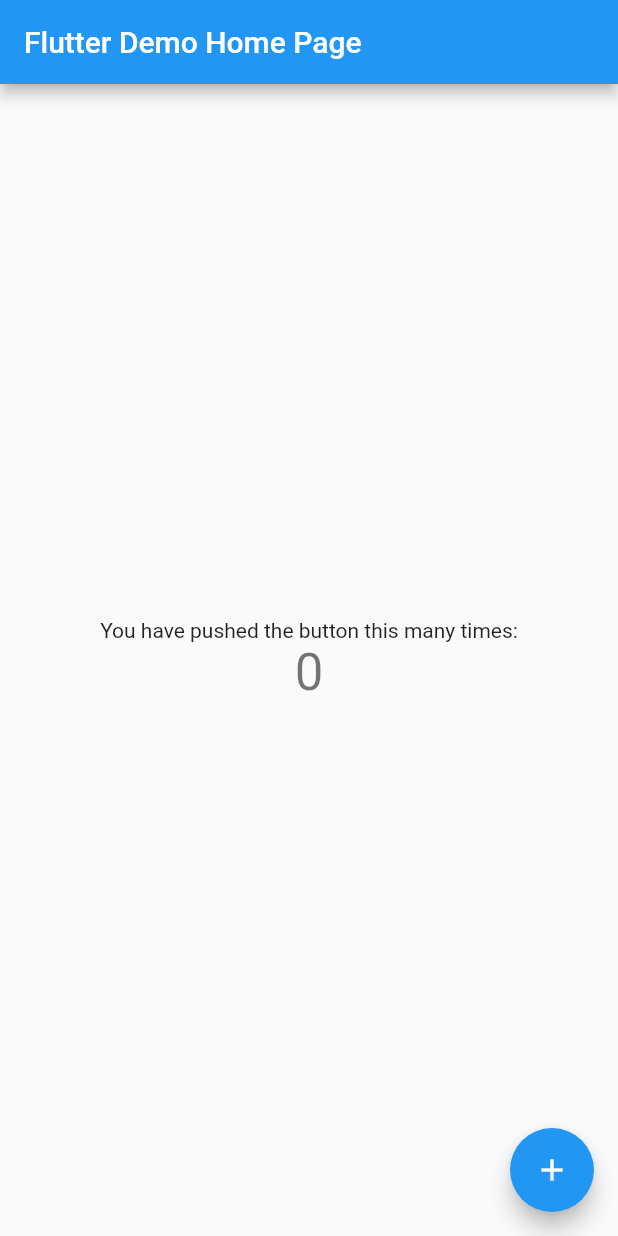
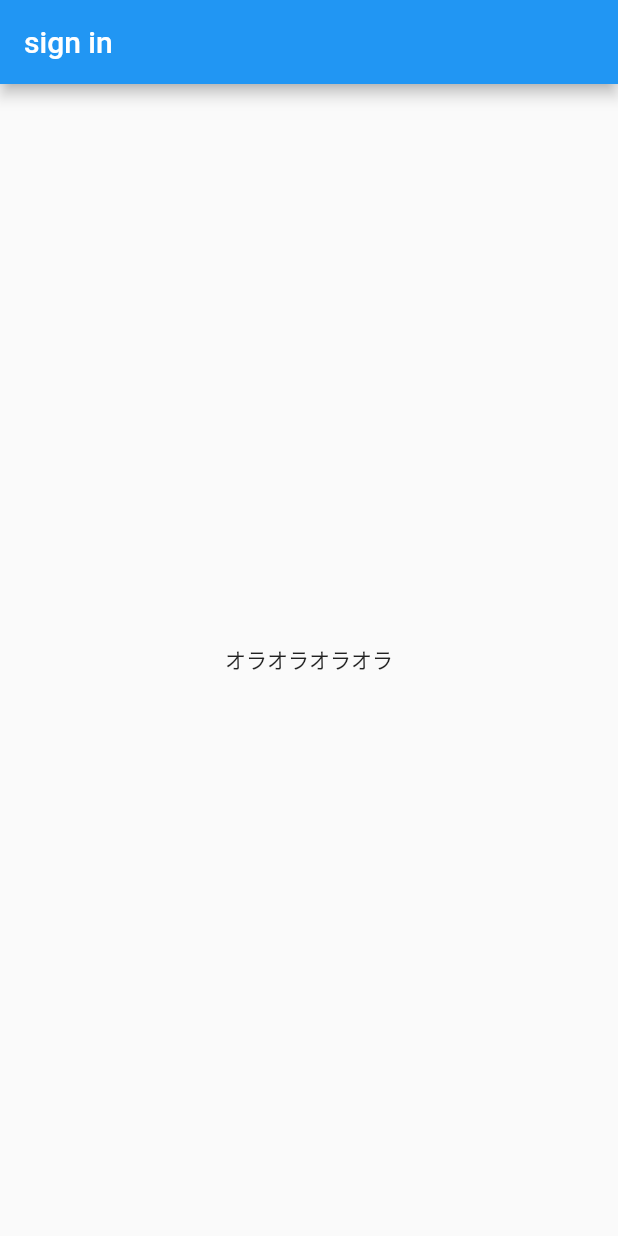
Before and after one commit to Nkoyama/CarOwnerConnect, a Flutter app: the screen it shows after launch, on a phone screen of 412 x 824 dp. Run offline on Flutter 3.47's test engine with Material 2 defaults, Android fonts, the phone set to English and light mode, and no system bars.

Commit message:
タイトルバー

```diff
--- a/car_owner_connect/lib/main.dart
+++ b/car_owner_connect/lib/main.dart
@@ -1,32 +1,18 @@
 import 'package:flutter/material.dart';
 
 void main() {
-  runApp(MyApp());
+  runApp(App());
 }
 
-class MyApp extends StatelessWidget {
-  // This widget is the root of your application.
+class App extends StatelessWidget {
   @override
   Widget build(BuildContext context) {
     return MaterialApp(
-      title: 'Flutter Demo',
-      theme: ThemeData(
-        // This is the theme of your application.
-        //
-        // Try running your application with "flutter run". You'll see the
-        // application has a blue toolbar. Then, without quitting the app, try
-        // changing the primarySwatch below to Colors.green and then invoke
-        // "hot reload" (press "r" in the console where you ran "flutter run",
-        // or simply save your changes to "hot reload" in a Flutter IDE).
-        // Notice that the counter didn't reset back to zero; the application
-        // is not restarted.
-        primarySwatch: Colors.blue,
-        // This makes the visual density adapt to the platform that you run
-        // the app on. For desktop platforms, the controls will be smaller and
-        // closer together (more dense) than on mobile platforms.
-        visualDensity: VisualDensity.adaptivePlatformDensity,
+      debugShowCheckedModeBanner: false,  // <- Debug の 表示を OFF
+      home: Scaffold(
+        appBar: AppBar(title: Text("sign in"),),
+        body: Center(child: Text("オラオラオラオラ")),
       ),
-      home: MyHomePage(title: 'Flutter Demo Home Page'),
     );
   }
 }
```
